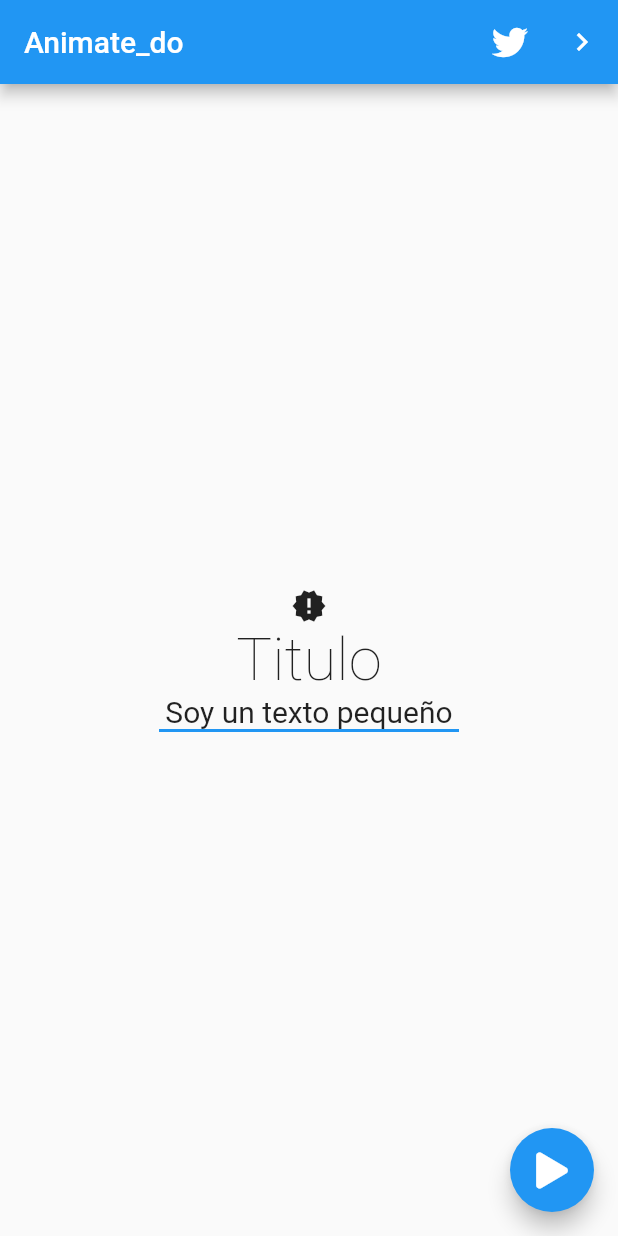
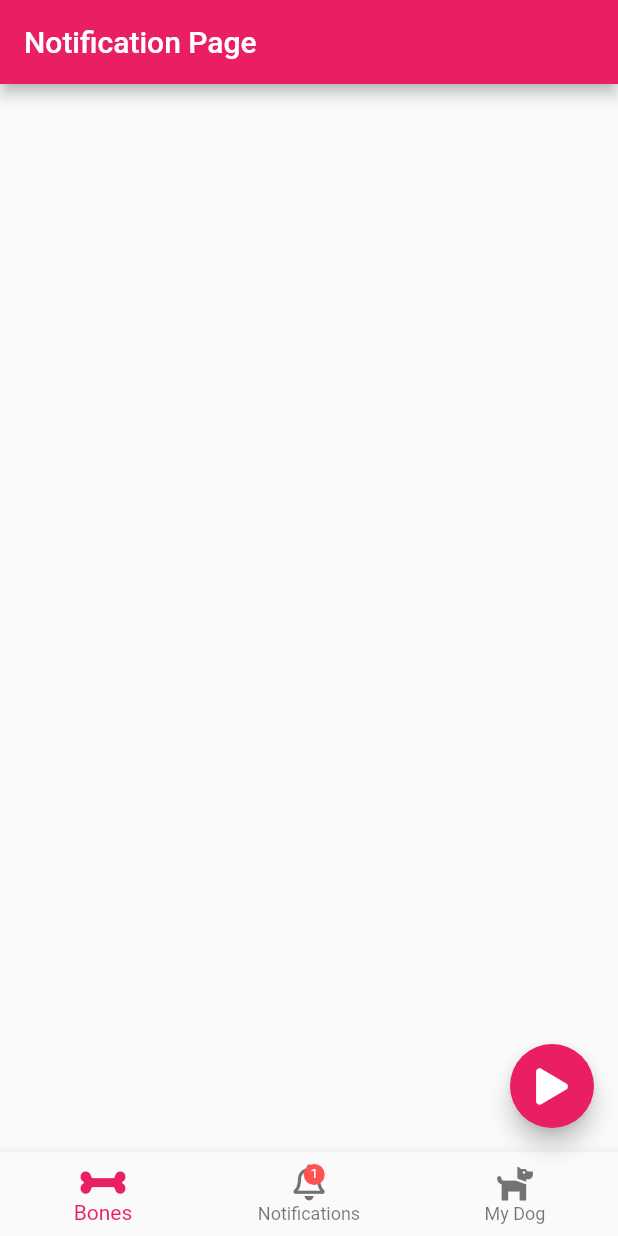
Before and after one commit to velascoandres/animate_do_app, a Flutter app: the screen it shows after launch, on a phone screen of 412 x 824 dp. Run offline on Flutter 3.47's test engine with Material 2 defaults, Android fonts, the phone set to English and light mode, and no system bars; our stand-ins replace animate_do, font_awesome_flutter.

```diff
--- a/lib/main.dart
+++ b/lib/main.dart
@@ -1,5 +1,7 @@
 import 'package:animate_do_app/src/pages/one_page.dart';
 import 'package:flutter/material.dart';
+
+import 'src/pages/nagevacion_page.dart';
 
 void main() => runApp(MyApp());
 
@@ -9,7 +11,7 @@ class MyApp extends StatelessWidget {
     return MaterialApp(
       title: 'Material App',
       debugShowCheckedModeBanner: false,
-      home: OnePage()
+      home: NavegacionPage()
     );
   }
 }
--- /dev/null
+++ b/lib/src/pages/nagevacion_page.dart
@@ -0,0 +1,75 @@
+import 'package:flutter/material.dart';
+import 'package:font_awesome_flutter/font_awesome_flutter.dart';
+
+class NavegacionPage extends StatelessWidget {
+  @override
+  Widget build(BuildContext context) {
+    return Scaffold(
+      appBar: AppBar(
+        title: Text('Notification Page'),
+        backgroundColor: Colors.pink,
+      ),
+      floatingActionButton: BotonFlotante(),
+      bottomNavigationBar: BottomNavigation(),
+    );
+  }
+}
+
+class BottomNavigation extends StatelessWidget {
+  const BottomNavigation({Key key}) : super(key: key);
+
+  @override
+  Widget build(BuildContext context) {
+    return BottomNavigationBar(
+      currentIndex: 0,
+      selectedItemColor: Colors.pink,
+      items: [
+        BottomNavigationBarItem(
+          label: 'Bones',
+          icon: FaIcon(FontAwesomeIcons.bone),
+        ),
+        BottomNavigationBarItem(
+          label: 'Notifications',
+          icon: Stack(
+            children: [
+              FaIcon(FontAwesomeIcons.bell),
+              Positioned(
+                top: 0.0,
+                right: 0.0,
+                child: Container(
+                  child: Text('1',style: TextStyle(color: Colors.white, fontSize: 9)),
+                  alignment: Alignment.center,
+                  width: 14,
+                  height: 14,
+                  decoration: BoxDecoration(
+                    color: Colors.redAccent,
+                    shape: BoxShape.circle,
+                  ),
+                ),
+              )
+            ],
+          ),
+        ),
+        BottomNavigationBarItem(
+          label: 'My Dog',
+          icon: FaIcon(FontAwesomeIcons.dog),
+        ),
+      ],
+    );
+  }
+}
+
+class BotonFlotante extends StatelessWidget {
+  const BotonFlotante({Key key}) : super(key: key);
+
+  @override
+  Widget build(BuildContext context) {
+    return FloatingActionButton(
+      onPressed: () {},
+      backgroundColor: Colors.pink,
+      child: FaIcon(
+        FontAwesomeIcons.play,
+      ),
+    );
+  }
+}
```
